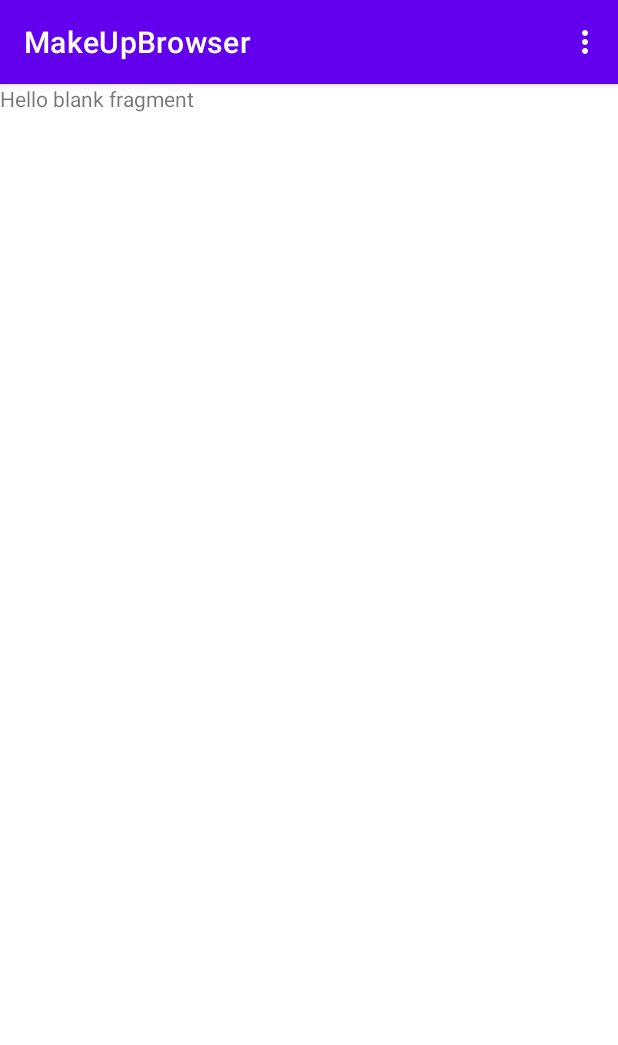
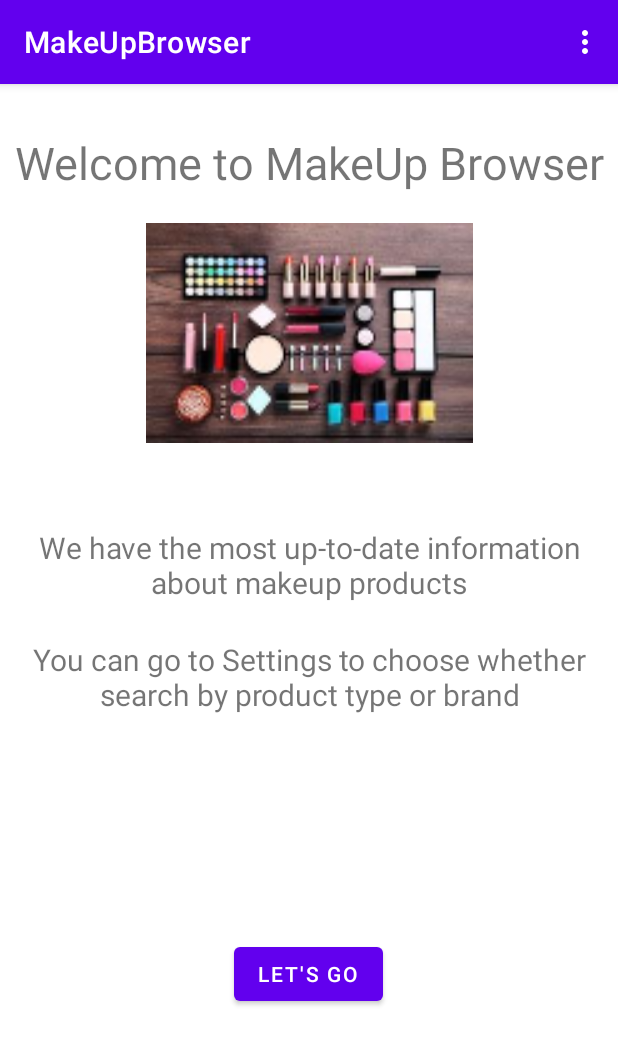
Before and after one commit to jessieAnhNguyen/MakeUpBrowser, an Android app: the screen it shows after launch (MainActivity), on a phone screen of 412 x 824 dp. Shown: the top 1045 px of the screen. Run offline under Robolectric (Android 15) with nearby library versions, the phone set to English and light mode, and no system bars; our stand-ins replace navigation-ui.

Commit message:
designed welcome fragment layout

```diff
--- a/app/src/main/res/layout/fragment_welcome.xml
+++ b/app/src/main/res/layout/fragment_welcome.xml
@@ -1,14 +1,69 @@
 <?xml version="1.0" encoding="utf-8"?>
-<FrameLayout xmlns:android="http://schemas.android.com/apk/res/android"
+<androidx.constraintlayout.widget.ConstraintLayout xmlns:android="http://schemas.android.com/apk/res/android"
+    xmlns:app="http://schemas.android.com/apk/res-auto"
     xmlns:tools="http://schemas.android.com/tools"
+    android:id="@+id/frameLayout3"
     android:layout_width="match_parent"
     android:layout_height="match_parent"
-    tools:context=".main.WelcomeFragment">
+    tools:context=".main.WelcomeFragment" >
 
-    <!-- TODO: Update blank fragment layout -->
     <TextView
-        android:layout_width="match_parent"
-        android:layout_height="match_parent"
-        android:text="@string/hello_blank_fragment" />
+        android:id="@+id/textView4"
+        android:layout_width="wrap_content"
+        android:layout_height="wrap_content"
+        android:layout_marginTop="32dp"
+        android:text="@string/welcome"
+        android:textAlignment="center"
+        android:textSize="30sp"
+        app:layout_constraintEnd_toEndOf="parent"
+        app:layout_constraintStart_toStartOf="parent"
+        app:layout_constraintTop_toTopOf="parent" />
 
-</FrameLayout>
+    <ImageView
+        android:id="@+id/imageView2"
+        android:layout_width="wrap_content"
+        android:layout_height="wrap_content"
+        android:layout_marginTop="64dp"
+        android:scaleX="2.5"
+        android:scaleY="2.5"
+        android:src="@drawable/welcome_screen"
+        app:layout_constraintEnd_toEndOf="parent"
+        app:layout_constraintStart_toStartOf="parent"
+        app:layout_constraintTop_toBottomOf="@+id/textView4" />
+
+    <TextView
+        android:id="@+id/textView6"
+        android:layout_width="wrap_content"
+        android:layout_height="wrap_content"
+        android:layout_marginTop="100dp"
+        android:text="@string/pitch"
+        android:textAlignment="center"
+        android:textSize="20sp"
+        app:layout_constraintEnd_toEndOf="parent"
+        app:layout_constraintStart_toStartOf="parent"
+        app:layout_constraintTop_toBottomOf="@+id/imageView2" />
+
+    <TextView
+        android:id="@+id/textView8"
+        android:layout_width="wrap_content"
+        android:layout_height="wrap_content"
+        android:layout_marginTop="24dp"
+        android:text="@string/instruction"
+        android:textAlignment="center"
+        android:textSize="20sp"
+        app:layout_constraintEnd_toEndOf="parent"
+        app:layout_constraintStart_toStartOf="parent"
+        app:layout_constraintTop_toBottomOf="@+id/textView6" />
+
+    <Button
+        android:id="@+id/button2"
+        android:layout_width="wrap_content"
+        android:layout_height="wrap_content"
+        android:text="@string/go"
+        app:layout_constraintBottom_toBottomOf="parent"
+        app:layout_constraintEnd_toEndOf="parent"
+        app:layout_constraintHorizontal_bias="0.498"
+        app:layout_constraintStart_toStartOf="parent"
+        app:layout_constraintTop_toBottomOf="@+id/textView8"
+        app:layout_constraintVertical_bias="0.496" />
+</androidx.constraintlayout.widget.ConstraintLayout>
--- a/app/src/main/res/values/strings.xml
+++ b/app/src/main/res/values/strings.xml
@@ -11,6 +11,7 @@
     <string name="show_product_alert">Confirm product after chosen</string>
     <string name="look_up_category">Category to look up makeup products</string>
     <string name="ratings">Ratings</string>
+    <string name="welcome">Welcome to MakeUp Browser</string>
 
     <string-array name="look_up_categories">
         <item>Product type</item>
@@ -21,8 +22,9 @@
         <item>0</item>
         <item>1</item>
     </string-array>
-    <!-- TODO: Remove or change this placeholder text -->
-    <string name="hello_blank_fragment">Hello blank fragment</string>
 
+    <string name="pitch">We have the most up-to-date information about makeup products</string>
+    <string name="instruction">You can go to Settings to choose whether search by product type or brand</string>
+    <string name="go">Let\'s go</string>
 
 </resources>
```
